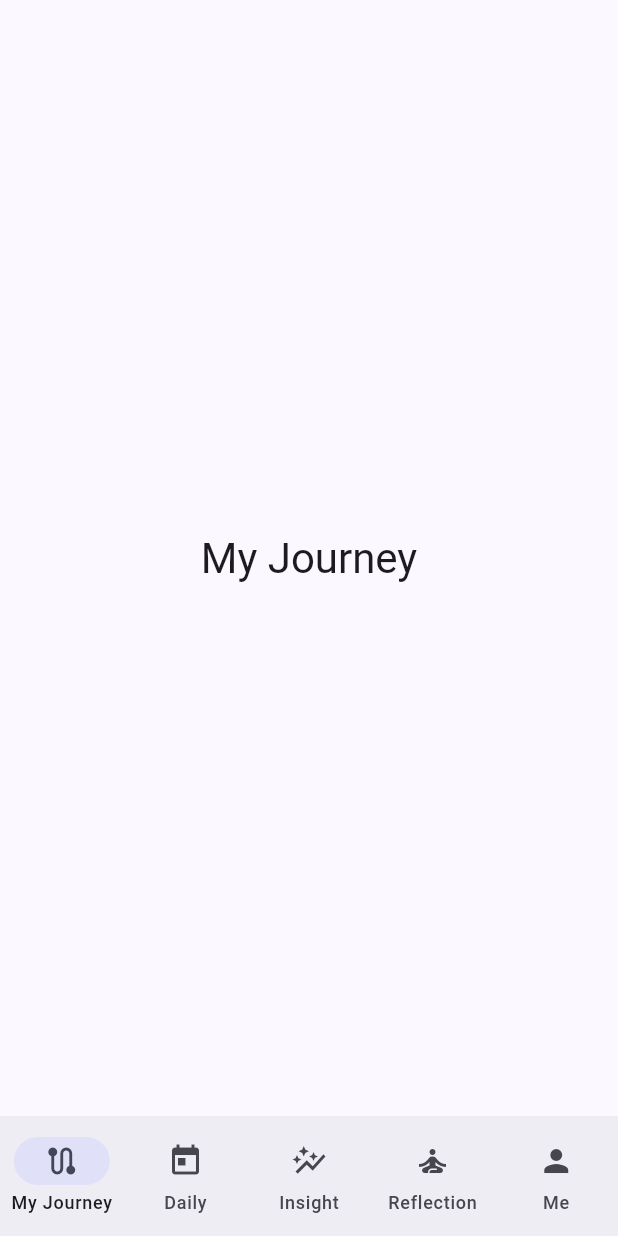
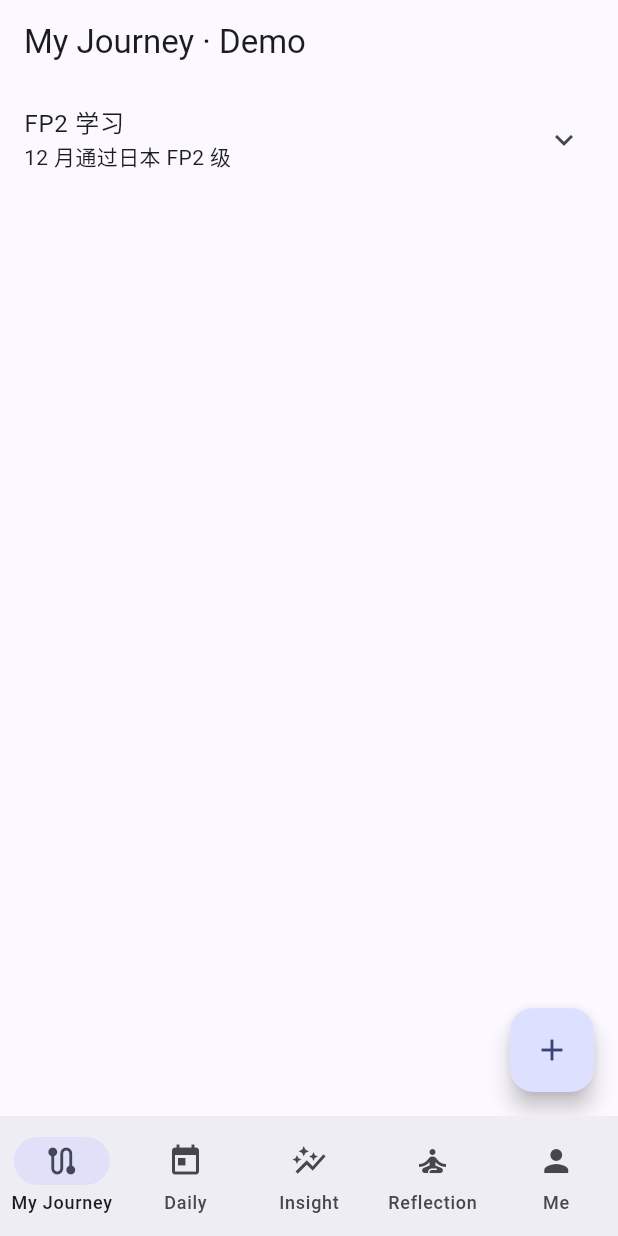
Before and after one commit to itsukikuchiki/target_notebook, a Flutter app: the screen it shows after launch, on a phone screen of 412 x 824 dp. Run offline on Flutter 3.47's test engine with Material 3 defaults, Android fonts, the phone set to English and light mode, and no system bars; our stand-ins replace hive, hive_flutter; accounts and stored records are empty.

Commit message:
feat(week1): models+adapters, hive init, providers, demo seed and list

```diff
--- /dev/null
+++ b/lib/core/hive_init.dart
@@ -0,0 +1,30 @@
+import 'package:hive_flutter/hive_flutter.dart';
+import '../models/kpi.dart';
+import '../models/goal.dart';
+import '../models/sub_goal.dart';
+import '../models/task.dart';
+import '../models/daily_log.dart';
+
+class AppBoxes {
+  static const goal = 'goalBox';
+  static const subGoal = 'subGoalBox';
+  static const task = 'taskBox';
+  static const dailyLog = 'dailyLogBox';
+}
+
+Future<void> initHive() async {
+  await Hive.initFlutter();
+
+  // 注册 TypeAdapters（只注册一次）
+  if (!Hive.isAdapterRegistered(1)) Hive.registerAdapter(KPIAdapter());
+  if (!Hive.isAdapterRegistered(2)) Hive.registerAdapter(GoalAdapter());
+  if (!Hive.isAdapterRegistered(3)) Hive.registerAdapter(SubGoalAdapter());
+  if (!Hive.isAdapterRegistered(4)) Hive.registerAdapter(TaskAdapter());
+  if (!Hive.isAdapterRegistered(5)) Hive.registerAdapter(DailyLogAdapter());
+
+  // 打开 Boxes
+  await Hive.openBox<Goal>(AppBoxes.goal);
+  await Hive.openBox<SubGoal>(AppBoxes.subGoal);
+  await Hive.openBox<Task>(AppBoxes.task);
+  await Hive.openBox<DailyLog>(AppBoxes.dailyLog);
+}
--- a/lib/core_app.dart
+++ b/lib/core_app.dart
@@ -1,18 +1,45 @@
 import 'package:flutter/material.dart';
-import 'main_screen.dart'; // ✅ 新增导入
+import 'package:provider/provider.dart';
+import 'core/hive_init.dart';
+import 'providers/goal_provider.dart';
+import 'providers/task_provider.dart';
+import 'main_screen.dart';
 
 class CoreApp extends StatelessWidget {
   const CoreApp({super.key});
 
+  Future<void> _startup(BuildContext context) async {
+    await initHive();
+    await context.read<GoalProvider>().init();
+    await context.read<TaskProvider>().init();
+  }
+
   @override
   Widget build(BuildContext context) {
-    return MaterialApp(
-      title: '目標手帳',
-      theme: ThemeData(
-        useMaterial3: true,
-        colorSchemeSeed: Colors.indigo,
+    return MultiProvider(
+      providers: [
+        ChangeNotifierProvider(create: (_) => GoalProvider()),
+        ChangeNotifierProvider(create: (_) => TaskProvider()),
+      ],
+      child: MaterialApp(
+        title: '目標手帳',
+        theme: ThemeData(useMaterial3: true, colorSchemeSeed: Colors.indigo),
+        home: Builder(
+          builder: (context) {
+            return FutureBuilder(
+              future: _startup(context),
+              builder: (c, snap) {
+                if (snap.connectionState != ConnectionState.done) {
+                  return const Scaffold(
+                    body: Center(child: CircularProgressIndicator()),
+                  );
+                }
+                return const MainScreen();
+              },
+            );
+          },
+        ),
       ),
-      home: const MainScreen(), // 现在能解析到
     );
   }
 }
--- /dev/null
+++ b/lib/demo/seed_demo.dart
@@ -0,0 +1,32 @@
+import 'package:hive/hive.dart';
+import '../core/hive_init.dart';
+import '../models/goal.dart';
+import '../models/kpi.dart';
+import '../models/task.dart';
+
+/// 仅用于 Week1 Demo：如果没有任何 Goal，则插入一套种子数据。
+Future<void> ensureSeedData() async {
+  final goalBox = Hive.box<Goal>(AppBoxes.goal);
+  if (goalBox.isNotEmpty) return;
+
+  final g1 = Goal(
+    title: 'FP2 学习',
+    description: '12 月通过日本 FP2 级',
+    priority: 1,
+    kpis: [
+      KPI(name: '每周学习时长', targetValue: 10, currentValue: 0, unit: 'hrs', period: 'weekly'),
+    ],
+  );
+  final g1Key = await goalBox.add(g1);
+
+  final taskBox = Hive.box<Task>(AppBoxes.task);
+  await taskBox.add(Task(
+    goalId: g1Key,
+    title: '本周完成官方题库 A1-A3',
+    note: '每天 2 小时',
+  ));
+  await taskBox.add(Task(
+    goalId: g1Key,
+    title: '整理错题本',
+  ));
+}
--- /dev/null
+++ b/lib/features/journey/view/journey_demo_page.dart
@@ -0,0 +1,92 @@
+import 'package:flutter/material.dart';
+import 'package:provider/provider.dart';
+import '../../../demo/seed_demo.dart';
+import '../../../providers/goal_provider.dart';
+import '../../../providers/task_provider.dart';
+import '../../../models/goal.dart';
+
+class JourneyDemoPage extends StatefulWidget {
+  const JourneyDemoPage({super.key});
+  @override
+  State<JourneyDemoPage> createState() => _JourneyDemoPageState();
+}
+
+class _JourneyDemoPageState extends State<JourneyDemoPage> {
+  bool _seeded = false;
+
+  @override
+  void didChangeDependencies() {
+    super.didChangeDependencies();
+    if (!_seeded) {
+      _seeded = true;
+      ensureSeedData().then((_) => setState(() {}));
+    }
+  }
+
+  @override
+  Widget build(BuildContext context) {
+    final goals = context.watch<GoalProvider>().goals;
+    return Scaffold(
+      appBar: AppBar(title: const Text('My Journey · Demo')),
+      body: goals.isEmpty
+          ? const Center(child: Text('暂无数据，正在准备种子数据…'))
+          : ListView.separated(
+              itemCount: goals.length,
+              separatorBuilder: (_, __) => const Divider(height: 1),
+              itemBuilder: (ctx, i) {
+                final g = goals[i];
+                return _GoalTile(g: g);
+              },
+            ),
+      floatingActionButton: FloatingActionButton(
+        onPressed: () async {
+          final key = await context.read<GoalProvider>().addGoal(
+                Goal(title: '新目标（示例）', description: '点击添加的占位目标', priority: 3),
+              );
+          if (context.mounted) {
+            ScaffoldMessenger.of(context).showSnackBar(
+              SnackBar(content: Text('已新增 Goal：$key')),
+            );
+          }
+        },
+        child: const Icon(Icons.add),
+      ),
+    );
+  }
+}
+
+class _GoalTile extends StatelessWidget {
+  final Goal g;
+  const _GoalTile({required this.g});
+
+  @override
+  Widget build(BuildContext context) {
+    final taskProvider = context.watch<TaskProvider>();
+    final tasks = taskProvider.tasksByGoal(g.key as int);
+    return ExpansionTile(
+      title: Text(g.title),
+      subtitle: Text(g.description ?? ''),
+      children: [
+        if (g.kpis.isNotEmpty)
+          Padding(
+            padding: const EdgeInsets.symmetric(horizontal: 16, vertical: 8),
+            child: Wrap(
+              spacing: 12,
+              children: g.kpis
+                  .map((k) => Chip(
+                        label: Text('${k.name} ${k.currentValue}/${k.targetValue}${k.unit} (${k.period})'),
+                      ))
+                  .toList(),
+            ),
+          ),
+        ...tasks.map((t) => CheckboxListTile(
+              title: Text(t.title),
+              subtitle: t.note != null ? Text(t.note!) : null,
+              value: t.done,
+              onChanged: (_) => taskProvider.toggleDone(t.key as int),
+            )),
+        const SizedBox(height: 8),
+      ],
+    );
+  }
+}
--- a/lib/main_screen.dart
+++ b/lib/main_screen.dart
@@ -1,4 +1,5 @@
 import 'package:flutter/material.dart';
+import 'features/journey/view/journey_demo_page.dart';
 
 class MainScreen extends StatefulWidget {
   const MainScreen({super.key});
@@ -10,7 +11,7 @@ class _MainScreenState extends State<MainScreen> {
   int _index = 0;
 
   final _pages = const [
-    _JourneyPage(),
+    JourneyDemoPage(), // ← 用 Demo 页替换 _JourneyPage()
     _DailyPage(),
     _InsightPage(),
     _ReflectionPage(),
--- /dev/null
+++ b/lib/models/goal.dart
@@ -0,0 +1,34 @@
+import 'package:hive/hive.dart';
+import 'kpi.dart';
+part 'goal.g.dart';
+
+@HiveType(typeId: 2)
+class Goal extends HiveObject {
+  @HiveField(0)
+  String title;
+
+  @HiveField(1)
+  String? description;
+
+  @HiveField(2)
+  int priority; // 1(最高) ~ 5
+
+  @HiveField(3)
+  DateTime createdAt;
+
+  @HiveField(4)
+  DateTime? dueDate;
+
+  @HiveField(5)
+  List<KPI> kpis;
+
+  Goal({
+    required this.title,
+    this.description,
+    this.priority = 3,
+    DateTime? createdAt,
+    this.dueDate,
+    List<KPI>? kpis,
+  })  : createdAt = createdAt ?? DateTime.now(),
+        kpis = kpis ?? [];
+}
--- /dev/null
+++ b/lib/models/kpi.dart
@@ -0,0 +1,28 @@
+import 'package:hive/hive.dart';
+part 'kpi.g.dart';
+
+@HiveType(typeId: 1)
+class KPI extends HiveObject {
+  @HiveField(0)
+  String name;
+
+  @HiveField(1)
+  double targetValue;
+
+  @HiveField(2)
+  double currentValue;
+
+  @HiveField(3)
+  String unit; // e.g. "hrs", "%", "¥"
+
+  @HiveField(4)
+  String period; // e.g. "weekly", "monthly", "quarterly"
+
+  KPI({
+    required this.name,
+    required this.targetValue,
+    required this.currentValue,
+    required this.unit,
+    required this.period,
+  });
+}
--- /dev/null
+++ b/lib/models/task.dart
@@ -0,0 +1,36 @@
+import 'package:hive/hive.dart';
+part 'task.g.dart';
+
+@HiveType(typeId: 4)
+class Task extends HiveObject {
+  @HiveField(0)
+  int? goalId;
+
+  @HiveField(1)
+  int? subGoalId;
+
+  @HiveField(2)
+  String title;
+
+  @HiveField(3)
+  String? note;
+
+  @HiveField(4)
+  DateTime? startAt;
+
+  @HiveField(5)
+  DateTime? endAt;
+
+  @HiveField(6)
+  bool done;
+
+  Task({
+    this.goalId,
+    this.subGoalId,
+    required this.title,
+    this.note,
+    this.startAt,
+    this.endAt,
+    this.done = false,
+  });
+}
--- /dev/null
+++ b/lib/providers/goal_provider.dart
@@ -0,0 +1,29 @@
+import 'package:flutter/foundation.dart';
+import 'package:hive/hive.dart';
+import '../core/hive_init.dart';
+import '../models/task.dart';
+
+class TaskProvider extends ChangeNotifier {
+  late final Box<Task> _taskBox;
+
+  Future<void> init() async {
+    _taskBox = Hive.box<Task>(AppBoxes.task);
+  }
+
+  List<Task> tasksByGoal(int goalId) =>
+      _taskBox.values.where((t) => t.goalId == goalId).toList();
+
+  Future<int> addTask(Task t) async {
+    final key = await _taskBox.add(t);
+    notifyListeners();
+    return key;
+  }
+
+  Future<void> toggleDone(int key) async {
+    final t = _taskBox.get(key);
+    if (t == null) return;
+    t.done = !t.done;
+    await t.save();
+    notifyListeners();
+  }
+}
--- /dev/null
+++ b/lib/providers/task_provider.dart
@@ -0,0 +1,26 @@
+import 'package:flutter/foundation.dart';
+import 'package:hive/hive.dart';
+import '../core/hive_init.dart';
+import '../models/goal.dart';
+
+class GoalProvider extends ChangeNotifier {
+  late final Box<Goal> _goalBox;
+
+  Future<void> init() async {
+    _goalBox = Hive.box<Goal>(AppBoxes.goal);
+  }
+
+  List<Goal> get goals => _goalBox.values.toList()
+    ..sort((a, b) => a.priority.compareTo(b.priority));
+
+  Future<int> addGoal(Goal g) async {
+    final key = await _goalBox.add(g);
+    notifyListeners();
+    return key;
+  }
+
+  Future<void> deleteGoal(int key) async {
+    await _goalBox.delete(key);
+    notifyListeners();
+  }
+}
--- a/pubspec.yaml
+++ b/pubspec.yaml
@@ -49,6 +49,8 @@ dev_dependencies:
   # rules and activating additional ones.
   flutter_lints: ^6.0.0
   lints: ^6.0.0
+  hive_generator: ^2.0.1
+  build_runner: ^2.5.4
 
 # For information on the generic Dart part of this file, see the
 # following page: https://dart.dev/tools/pub/pubspec
```
Also changed, not shown: lib/models/daily_log.dart (added, +28 -0 lines), lib/models/sub_goal.dart (added, +24 -0 lines), lib/models/daily_log.g.dart (added), lib/models/goal.g.dart (added), lib/models/kpi.g.dart (added), lib/models/sub_goal.g.dart (added), lib/models/task.g.dart (added), pubspec.lock.
